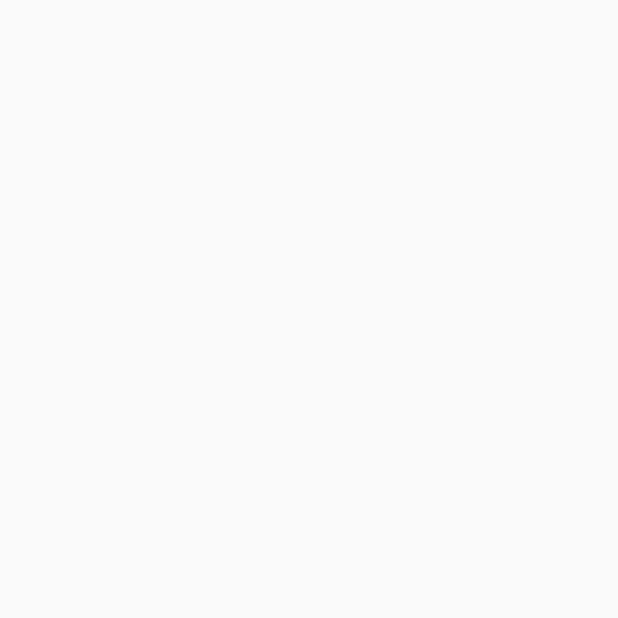
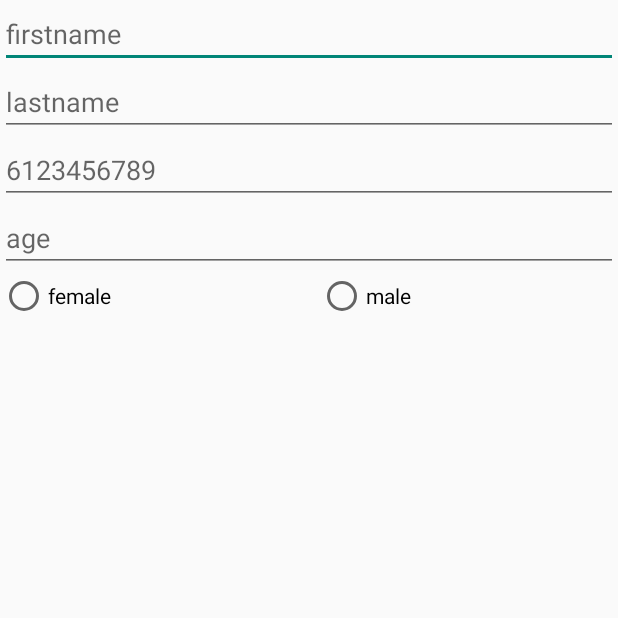
Before and after one commit to jungilwoo93/BonPlan, an Android app: the NoteEditActivity screen opened directly, with no data from a screen before it, on a phone screen of 412 x 824 dp, the top half of it. Before the commit the part shown is empty. Run offline under Robolectric (Android 15) with nearby library versions, the phone set to English and light mode, and no system bars.

Commit message:
ajouter noteEditActivity, et xml

```diff
--- a/app/src/main/java/com/example/panpa/bonplan/NoteEditActivity.java
+++ b/app/src/main/java/com/example/panpa/bonplan/NoteEditActivity.java
@@ -9,5 +9,6 @@ public class NoteEditActivity extends AppCompatActivity {
     protected void onCreate(Bundle savedInstanceState) {
         super.onCreate(savedInstanceState);
         setContentView(R.layout.activity_note_edit);
+
     }
 }
--- a/app/src/main/res/layout/activity_calendar.xml
+++ b/app/src/main/res/layout/activity_calendar.xml
@@ -13,7 +13,7 @@
         android:layout_height="30dp"
         android:layout_marginEnd="8dp"
         android:layout_marginStart="8dp"
-        android:layout_marginTop="28dp"
+        android:layout_marginTop="4dp"
         android:text="@string/chooseDateText"
         android:textSize="20sp"
         app:layout_constraintEnd_toEndOf="parent"
@@ -38,7 +38,7 @@
         android:id="@+id/chooseDateButton"
         android:layout_width="wrap_content"
         android:layout_height="wrap_content"
-        android:layout_marginBottom="4dp"
+        android:layout_marginBottom="80dp"
         android:layout_marginEnd="8dp"
         android:layout_marginStart="8dp"
         android:text="@string/chooseDateButton"
--- a/app/src/main/res/layout/activity_note_edit.xml
+++ b/app/src/main/res/layout/activity_note_edit.xml
@@ -5,5 +5,66 @@
     android:layout_width="match_parent"
     android:layout_height="match_parent"
     tools:context=".NoteEditActivity">
+    <LinearLayout
+        android:layout_width="match_parent"
+        android:layout_height="match_parent"
+        app:layout_behavior="@string/appbar_scrolling_view_behavior"
+        android:orientation="vertical">
+        <EditText
+            android:id="@+id/firstname"
+            android:layout_width="match_parent"
+            android:layout_height="wrap_content"
+            android:ems="10"
+            android:inputType="textPersonName"
+            android:hint="@string/firstname"
+            />
 
+        <EditText
+            android:id="@+id/lastname"
+            android:layout_width="match_parent"
+            android:layout_height="wrap_content"
+            android:ems="10"
+            android:inputType="textPersonName"
+            android:hint="@string/lastname"
+            />
+
+        <EditText
+            android:id="@+id/phone"
+            android:layout_width="match_parent"
+            android:layout_height="wrap_content"
+            android:ems="10"
+            android:inputType="phone"
+            android:hint="@string/number"
+            />
+
+        <EditText
+            android:id="@+id/age"
+            android:layout_width="match_parent"
+            android:layout_height="wrap_content"
+            android:ems="10"
+            android:inputType="number"
+            android:hint="@string/age"
+            />
+
+        <RadioGroup
+            android:id="@+id/gender"
+            android:layout_width="match_parent"
+            android:layout_height="wrap_content"
+            android:orientation="horizontal">
+
+            <RadioButton
+                android:id="@+id/female"
+                android:layout_width="wrap_content"
+                android:layout_height="wrap_content"
+                android:layout_weight="1"
+                android:text="@string/female" />
+
+            <RadioButton
+                android:id="@+id/male"
+                android:layout_width="wrap_content"
+                android:layout_height="wrap_content"
+                android:layout_weight="1"
+                android:text="@string/male" />
+        </RadioGroup>
+    </LinearLayout>
 </android.support.constraint.ConstraintLayout>
--- a/app/src/main/res/values/strings.xml
+++ b/app/src/main/res/values/strings.xml
@@ -3,4 +3,11 @@
     <string name="chooseDateText">Choose a date</string>
     <string name="chooseDateButton">Choose</string>
     <string name="title_activity_note_edit">NoteEditActivity</string>
+    <string name="firstname">firstname</string>
+    <string name="lastname">lastname</string>
+    <string name="number">6123456789</string>
+    <string name="age">age</string>
+    <string name="female">female</string>
+    <string name="male">male</string>
+    <string name="action_add">add</string>
 </resources>
```
Also changed, not shown: app/src/main/res/drawable/ic_person_add_black_24dp.xml (added, +9 -0 lines), app/src/main/res/menu/menu_edit.xml (+10 -2 lines).
